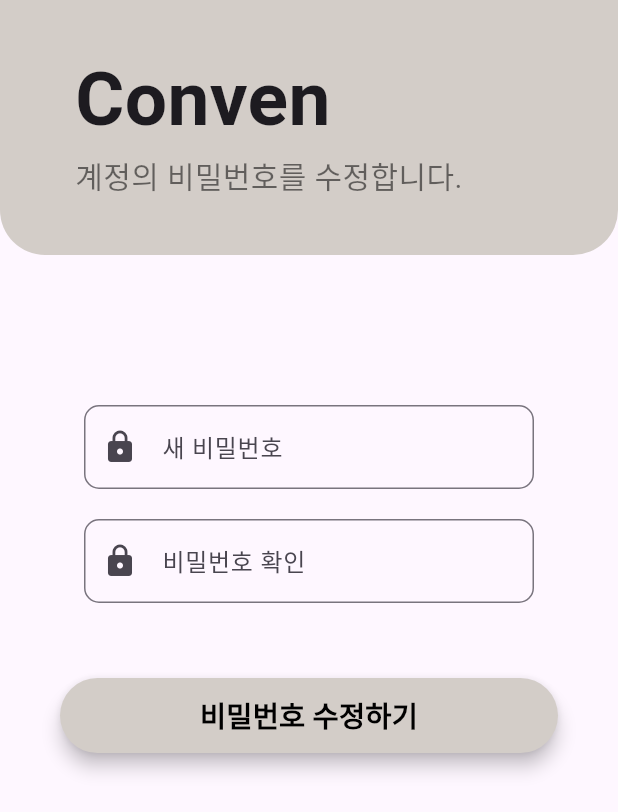
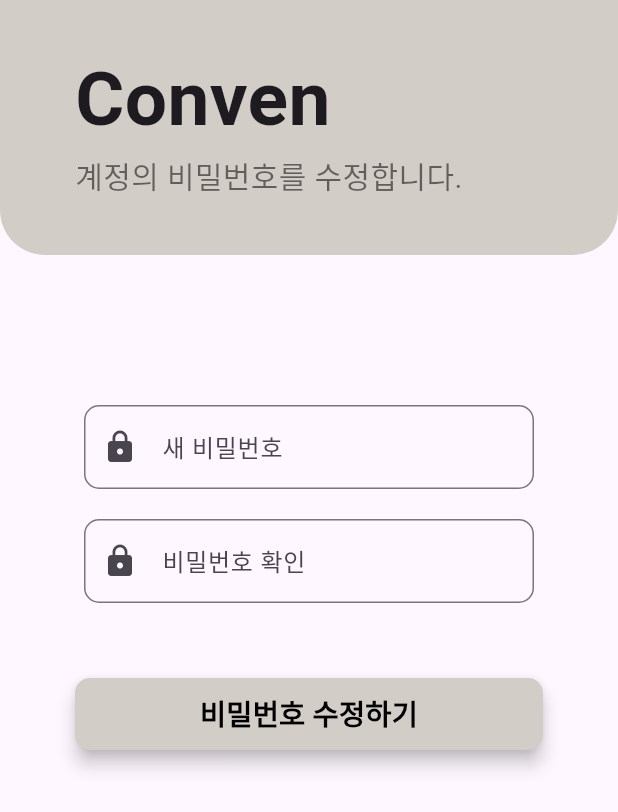
Before and after one commit to HiPeun/SmartHome, a Flutter app: the AppNpw screen opened directly with empty values, on a phone screen of 412 x 824 dp. Shown: the top 812 px of the screen. Run offline on Flutter 3.47's test engine with Material 3 defaults, Android fonts, the phone set to English and light mode, and no system bars; our stand-ins replace carousel_slider, dio, flutter_secure_storage, freezed_annotation, get, shared_preferences; missing offline and left inert: kakao_flutter_sdk_user; accounts and stored records are empty; generated files the repository leaves out were written again; network calls fail.

Commit message:
App 새비밀번호 수정 완료

```diff
--- a/lib/App/app_screen/app_fpw.dart
+++ b/lib/App/app_screen/app_fpw.dart
@@ -20,7 +20,7 @@ class _AppFpwState extends State<AppFpw> {
 
     try {
       final response = await dio.post(
-        "http://192.168.45.63:9090/user/login/pw",
+        "http://192.168.177:9090/user/login/pw",
         data: {
           "email": email,
           "id": id,
--- a/lib/App/app_screen/app_npw.dart
+++ b/lib/App/app_screen/app_npw.dart
@@ -41,7 +41,7 @@ class _AppNpwState extends State<AppNpw> {
     final dio = Dio();
     try {
       final response = await dio.post(
-        "http://192.168.45.63:9090/user/login/pwfind",
+        "http://192.168.0.177:9090/user/login/pwfind",
         data: {
           'id': id,
           'pw': pw.text,
@@ -214,7 +214,7 @@ class _AppNpwState extends State<AppNpw> {
                     padding: const EdgeInsets.symmetric(horizontal: 16.0),
                     child: Material(
                       elevation: 5.0,
-                      borderRadius: BorderRadius.circular(30.0),
+                      borderRadius: BorderRadius.circular(10.0),
                       color: const Color(0xFFD3CDC8),
                       child: MaterialButton(
                         onPressed: () {
@@ -266,9 +266,13 @@ class _AppNpwState extends State<AppNpw> {
 
                           updatePassword();
                         },
-                        child: SizedBox(
-                          width: 300,
-                          height: 50,
+                        child: Container(
+                          decoration: BoxDecoration(
+                            borderRadius: BorderRadius.circular(10),
+                            color: Color(0xFFD3CDC8),
+                          ),
+                          width: 280,
+                          height: 45,
                           child: Center(
                             child: Text(
                               "비밀번호 수정하기",
```
